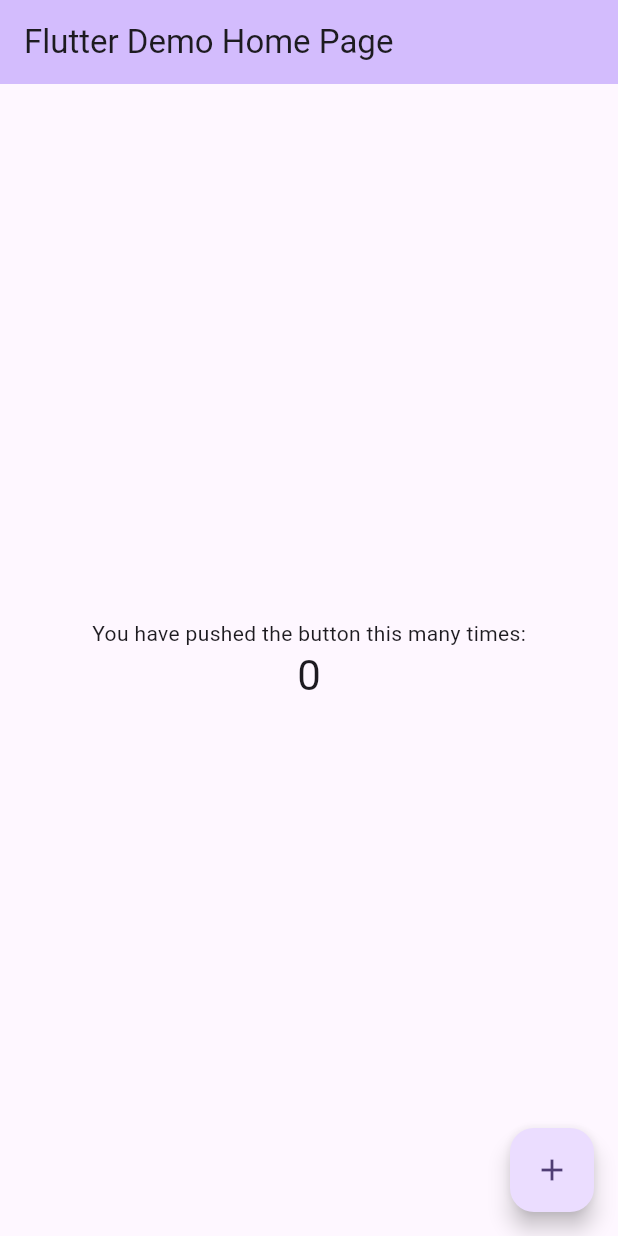
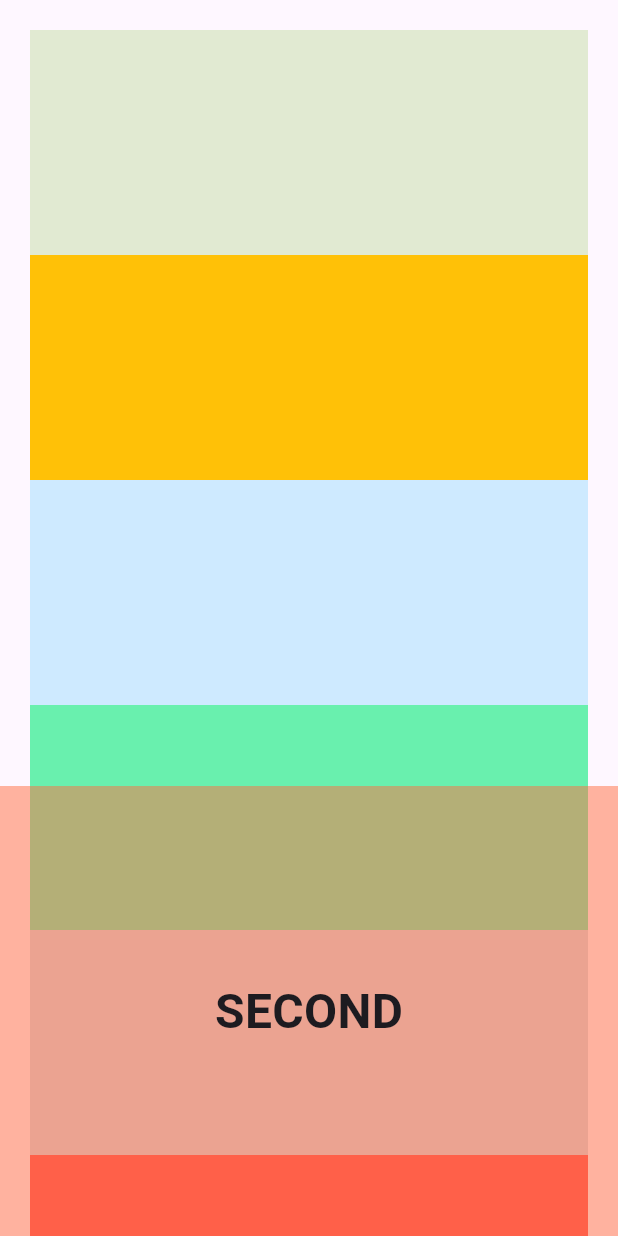
Before and after one commit to Happi3r/go_router_mvvm_test, a Flutter app: the screen it shows after launch, on a phone screen of 412 x 824 dp. Run offline on Flutter 3.47's test engine with Material 3 defaults, Android fonts, the phone set to English and light mode, and no system bars; our stand-ins replace go_router.

Commit message:
feat: switch 2 bot sheet widget

```diff
--- a/lib/main.dart
+++ b/lib/main.dart
@@ -1,125 +1,196 @@
 import 'package:flutter/material.dart';
+import 'package:go_router/go_router.dart';
+import 'package:go_router_mvvm_test/pages/home/home.dart';
+import 'package:go_router_mvvm_test/repository/select_item.dart';
+import 'package:go_router_mvvm_test/splash.dart';
+import 'package:provider/provider.dart';
 
 void main() {
-  runApp(const MyApp());
+  runApp(MultiProvider(
+    providers: [
+      ChangeNotifierProvider(create: (_) => SelectItemRepository()),
+    ],
+    child: const Main(),
+  ));
 }
 
-class MyApp extends StatelessWidget {
-  const MyApp({super.key});
+class MainViewModel with ChangeNotifier {
+  final SelectItemRepository repository;
 
-  // This widget is the root of your application.
-  @override
-  Widget build(BuildContext context) {
-    return MaterialApp(
-      title: 'Flutter Demo',
-      theme: ThemeData(
-        // This is the theme of your application.
-        //
-        // TRY THIS: Try running your application with "flutter run". You'll see
-        // the application has a purple toolbar. Then, without quitting the app,
-        // try changing the seedColor in the colorScheme below to Colors.green
-        // and then invoke "hot reload" (save your changes or press the "hot
-        // reload" button in a Flutter-supported IDE, or press "r" if you used
-        // the command line to start the app).
-        //
-        // Notice that the counter didn't reset back to zero; the application
-        // state is not lost during the reload. To reset the state, use hot
-        // restart instead.
-        //
-        // This works for code too, not just values: Most code changes can be
-        // tested with just a hot reload.
-        colorScheme: ColorScheme.fromSeed(seedColor: Colors.deepPurple),
-        useMaterial3: true,
-      ),
-      home: const MyHomePage(title: 'Flutter Demo Home Page'),
-    );
+  MainViewModel(this.repository) {
+    repository.addListener(() {
+      print('MainViewModel->listener :: $idx');
+      print('MainViewModel->listener :: ${repository.idx}');
+      notifyListeners();
+    });
+  }
+
+  int get idx => repository.idx;
+  set idx(int i) {
+    print('MainViewModel->setIdx :: $i');
+    repository.idx = i;
   }
 }
 
-class MyHomePage extends StatefulWidget {
-  const MyHomePage({super.key, required this.title});
-
-  // This widget is the home page of your application. It is stateful, meaning
-  // that it has a State object (defined below) that contains fields that affect
-  // how it looks.
-
-  // This class is the configuration for the state. It holds the values (in this
-  // case the title) provided by the parent (in this case the App widget) and
-  // used by the build method of the State. Fields in a Widget subclass are
-  // always marked "final".
-
-  final String title;
+class Main extends StatefulWidget {
+  const Main({super.key});
 
   @override
-  State<MyHomePage> createState() => _MyHomePageState();
+  State<StatefulWidget> createState() => _MainState();
 }
 
-class _MyHomePageState extends State<MyHomePage> {
-  int _counter = 0;
+class _MainState extends State<Main> with TickerProviderStateMixin {
+  bool _isAnimating = false;
+  late AnimationController _controller;
+  late Animation<Offset> _offsetAnimation;
 
-  void _incrementCounter() {
-    setState(() {
-      // This call to setState tells the Flutter framework that something has
-      // changed in this State, which causes it to rerun the build method below
-      // so that the display can reflect the updated values. If we changed
-      // _counter without calling setState(), then the build method would not be
-      // called again, and so nothing would appear to happen.
-      _counter++;
+  late AnimationController _controller2;
+  late Animation<Offset> _offsetAnimation2;
+
+  int a = 1;
+  final b = [
+    Colors.pink,
+    Colors.deepOrangeAccent,
+    Colors.amber,
+    Colors.greenAccent,
+    Colors.blue,
+    Colors.deepPurple,
+  ];
+
+  @override
+  void initState() {
+    super.initState();
+    const duration = Duration(milliseconds: 300);
+
+    _controller = AnimationController(duration: duration, vsync: this);
+    _controller2 = AnimationController(duration: duration, vsync: this);
+
+    _offsetAnimation = Tween<Offset>(
+      begin: Offset.zero,
+      end: const Offset(0, 1),
+    ).animate(CurvedAnimation(
+      parent: _controller,
+      curve: Curves.easeInOut,
+    ));
+
+    _offsetAnimation2 = Tween<Offset>(
+      begin: const Offset(0, 1),
+      end: Offset.zero,
+    ).animate(CurvedAnimation(
+      parent: _controller2,
+      curve: Curves.easeInOut,
+    ));
+
+    _controller.addStatusListener((status) {
+      if (status == AnimationStatus.completed) {
+        _controller2.forward();
+      } else if (status == AnimationStatus.dismissed) {
+        setState(() {
+          _isAnimating = false;
+        });
+      }
+    });
+
+    _controller2.addStatusListener((status) {
+      if (status == AnimationStatus.completed) {
+        setState(() {
+          _isAnimating = false;
+        });
+      }
     });
   }
 
   @override
+  void dispose() {
+    _controller.dispose();
+    _controller2.dispose();
+    super.dispose();
+  }
+
+  void _toggleAnimation() {
+    setState(() {
+      _isAnimating = true;
+      a++;
+    });
+    if (_controller.status == AnimationStatus.dismissed) {
+      _controller.forward();
+    } else if (_controller2.status == AnimationStatus.completed) {
+      _controller2.reverse().then((_) {
+        _controller.reverse();
+      });
+    }
+  }
+
+  @override
   Widget build(BuildContext context) {
-    // This method is rerun every time setState is called, for instance as done
-    // by the _incrementCounter method above.
-    //
-    // The Flutter framework has been optimized to make rerunning build methods
-    // fast, so that you can just rebuild anything that needs updating rather
-    // than having to individually change instances of widgets.
-    return Scaffold(
-      appBar: AppBar(
-        // TRY THIS: Try changing the color here to a specific color (to
-        // Colors.amber, perhaps?) and trigger a hot reload to see the AppBar
-        // change color while the other colors stay the same.
-        backgroundColor: Theme.of(context).colorScheme.inversePrimary,
-        // Here we take the value from the MyHomePage object that was created by
-        // the App.build method, and use it to set our appbar title.
-        title: Text(widget.title),
+    return MaterialApp.router(
+      routerConfig: GoRouter(
+        initialLocation: '/home',
+        routes: [
+          StatefulShellRoute.indexedStack(
+            branches: [
+              StatefulShellBranch(
+                routes: [
+                  GoRoute(
+                    path: '/home',
+                    builder: (context, state) => const HomePage(),
+                  ),
+                ],
+              ),
+            ],
+            builder: (context, state, shell) => Scaffold(
+              body: Stack(
+                alignment: Alignment.bottomCenter,
+                children: [
+                  shell,
+                  GestureDetector(
+                    onTap: _toggleAnimation,
+                    child: Stack(
+                      children: [
+                        SlideTransition(
+                          position: _offsetAnimation,
+                          child: _buildBottomSheet(
+                            'SECOND',
+                            b[(a.isOdd ? a : a - 1) % 6],
+                          ),
+                        ),
+                        SlideTransition(
+                          position: _offsetAnimation2,
+                          child: _buildBottomSheet(
+                            'FIRST',
+                            b[(a.isEven ? a : a - 1) % 6],
+                          ),
+                        ),
+                      ],
+                    ),
+                  ),
+                ],
+              ),
+            ),
+          ),
+          GoRoute(
+            path: '/',
+            builder: (context, state) => const SplashPage(),
+          ),
+        ],
       ),
-      body: Center(
-        // Center is a layout widget. It takes a single child and positions it
-        // in the middle of the parent.
-        child: Column(
-          // Column is also a layout widget. It takes a list of children and
-          // arranges them vertically. By default, it sizes itself to fit its
-          // children horizontally, and tries to be as tall as its parent.
-          //
-          // Column has various properties to control how it sizes itself and
-          // how it positions its children. Here we use mainAxisAlignment to
-          // center the children vertically; the main axis here is the vertical
-          // axis because Columns are vertical (the cross axis would be
-          // horizontal).
-          //
-          // TRY THIS: Invoke "debug painting" (choose the "Toggle Debug Paint"
-          // action in the IDE, or press "p" in the console), to see the
-          // wireframe for each widget.
-          mainAxisAlignment: MainAxisAlignment.center,
-          children: <Widget>[
-            const Text(
-              'You have pushed the button this many times:',
-            ),
-            Text(
-              '$_counter',
-              style: Theme.of(context).textTheme.headlineMedium,
-            ),
-          ],
+    );
+  }
+
+  Widget _buildBottomSheet(String text, Color color) {
+    return Container(
+      width: double.infinity,
+      height: 300,
+      color: color.withOpacity(0.5),
+      child: Center(
+        child: Text(
+          text,
+          style: const TextStyle(
+            fontSize: 32,
+            fontWeight: FontWeight.bold,
+          ),
         ),
       ),
-      floatingActionButton: FloatingActionButton(
-        onPressed: _incrementCounter,
-        tooltip: 'Increment',
-        child: const Icon(Icons.add),
-      ), // This trailing comma makes auto-formatting nicer for build methods.
     );
   }
 }
--- /dev/null
+++ b/lib/pages/home/home.dart
@@ -0,0 +1,17 @@
+import 'package:flutter/material.dart';
+import 'package:go_router_mvvm_test/pages/home/view.dart';
+import 'package:go_router_mvvm_test/pages/home/view_model.dart';
+import 'package:go_router_mvvm_test/repository/select_item.dart';
+import 'package:provider/provider.dart';
+
+class HomePage extends StatelessWidget {
+  const HomePage({super.key});
+
+  @override
+  Widget build(BuildContext context) {
+    return ChangeNotifierProvider(
+      create: (_) => HomeViewModel(context.read<SelectItemRepository>()),
+      child: const HomeView(),
+    );
+  }
+}
--- /dev/null
+++ b/lib/pages/home/view.dart
@@ -0,0 +1,32 @@
+import 'package:flutter/material.dart';
+import 'package:go_router_mvvm_test/pages/home/view_model.dart';
+import 'package:provider/provider.dart';
+
+class HomeView extends StatelessWidget {
+  const HomeView({super.key});
+
+  @override
+  Widget build(BuildContext context) {
+    return SingleChildScrollView(
+      padding: const EdgeInsets.all(20),
+      physics: const BouncingScrollPhysics(),
+      child: Column(
+        children: [
+          Colors.lightGreen.withOpacity(0.25),
+          Colors.amber,
+          Colors.lightBlueAccent.withOpacity(0.25),
+          Colors.greenAccent,
+          Colors.blueGrey.withOpacity(0.25),
+          Colors.redAccent,
+        ].map((color) {
+          return GestureDetector(
+            onTap: () {
+              context.read<HomeViewModel>().idx = color.opacity == 0.25 ? 1 : 0;
+            },
+            child: Container(color: color, height: 150),
+          );
+        }).toList(),
+      ),
+    );
+  }
+}
--- /dev/null
+++ b/lib/pages/home/view_model.dart
@@ -0,0 +1,13 @@
+import 'package:flutter/material.dart';
+import 'package:go_router_mvvm_test/repository/select_item.dart';
+
+class HomeViewModel with ChangeNotifier {
+  final SelectItemRepository repository;
+
+  HomeViewModel(this.repository);
+
+  set idx(int i) {
+    repository.idx = i;
+    notifyListeners();
+  }
+}
--- /dev/null
+++ b/lib/repository/select_item.dart
@@ -0,0 +1,10 @@
+import 'package:flutter/material.dart';
+
+class SelectItemRepository with ChangeNotifier {
+  int _idx = 0;
+  int get idx => _idx;
+  set idx(int i) {
+    _idx = i;
+    notifyListeners();
+  }
+}
```
Also changed, not shown: lib/pages/bottom/sheet.dart (added, +21 -0 lines), lib/splash.dart (added, +25 -0 lines), 1 other file.
